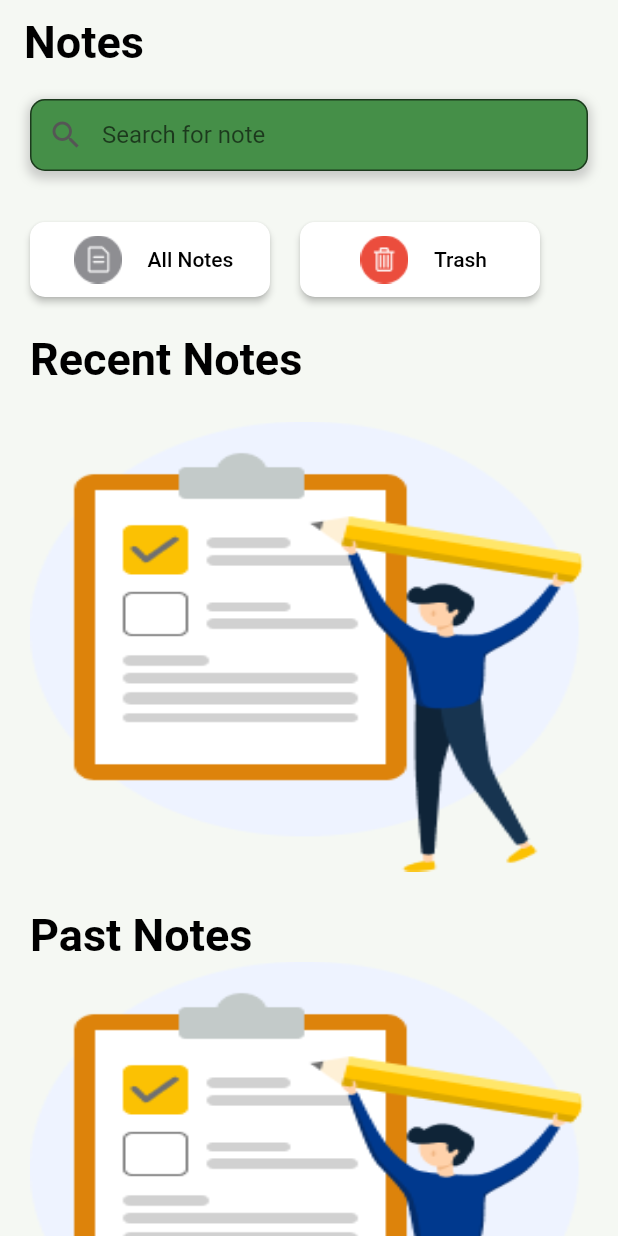
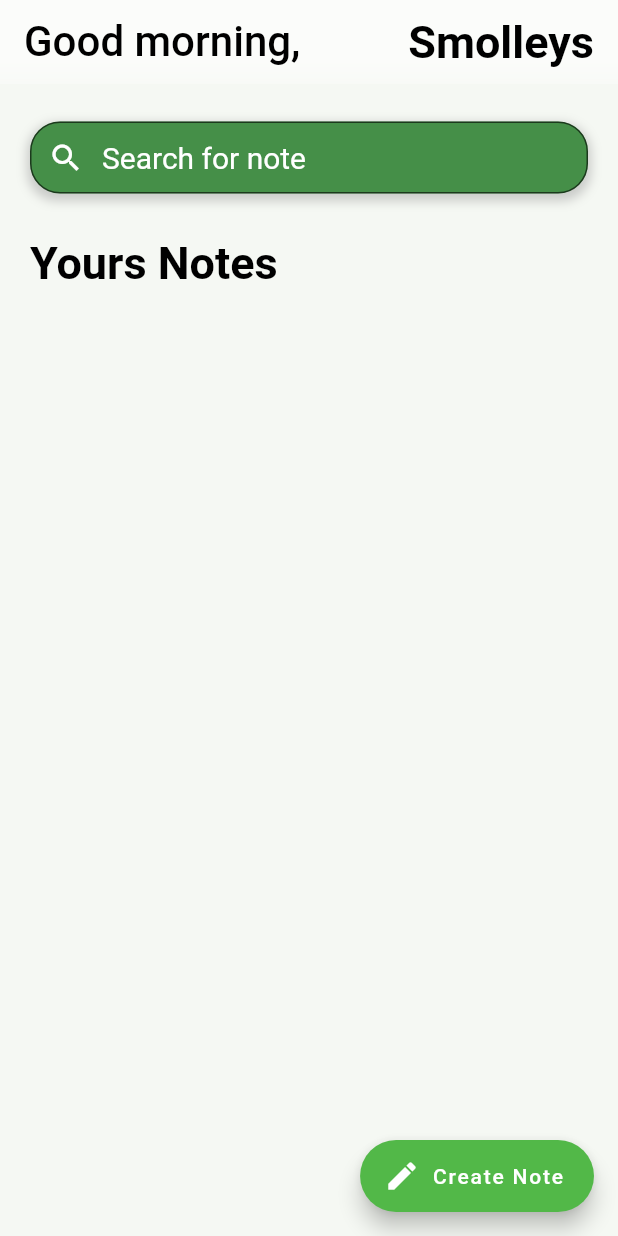
Before and after one commit to Cres-marie/NotesTaking, a Flutter app: the Home screen opened directly, on a phone screen of 412 x 824 dp. Run offline on Flutter 3.47's test engine with Material 2 defaults, Android fonts, the phone set to English and light mode, and no system bars; our stand-ins replace awesome_notifications, flutter_local_notifications, google_fonts, math_expressions, sqflite, table_calendar and 1 more; accounts and stored records are empty; Roboto replaces fonts that are missing (Bubblegum Sans).

Commit message:
Update home.dart

```diff
--- a/lib/screens/home.dart
+++ b/lib/screens/home.dart
@@ -16,42 +16,88 @@ class Home extends StatefulWidget {
 class _HomeState extends State<Home> {
   final mysql = sqlite();
   final auth = authenticate();
-  List<Map<String,dynamic>> thisweek=[];
-  List<Map<String,dynamic>> weeksago=[];
+  bool loading = false;
+  String greeting = '';
+  List<Map<String,dynamic>> notes=[];
+  List<Map<String, dynamic>> filtered_list =[];
   Future<void> getdata() async{
-    List<Map<String, dynamic>> weekAgonotes = await mysql.getdata();
-    List<Map<String, dynamic>> weeksbefore = await mysql.weeksbefore();
+    setState(()=> loading =true);
+    //await Future.delayed(Duration(seconds: 1));
+    List<Map<String, dynamic>> mynotes = await mysql.getdata();
+
     setState(() {
-      thisweek = weekAgonotes;
-      weeksago = weeksbefore;
+      notes = mynotes;
+      filtered_list = mynotes;
+    });
+    setState(()=> loading = false);
+  }
+    void _greetnigga(){
+    var hour = DateTime.now().hour;
+    if(hour<12){
+      setState(() {
+        greeting = 'Good morning,';
       });
 
+    } else if(hour<18){
+      setState(() {
+        greeting = 'Good afternoon,';
+      });
+
+    } else{
+      setState(() {
+       greeting = 'Good evening,';
+      });
+
+    }
+  }
+  void Searchevent(String query){
+  final suggestions = notes.where((note){
+      final title = note['Title'].toString().toLowerCase();
+      final body = note['notes'].toString().toLowerCase();
+      final input = query.toLowerCase();
+      return title.contains(input);
+    }).toList();
+    setState(() => filtered_list = suggestions);
   }
   @override
   void initState() {
     // TODO: implement initState
     super.initState();
     getdata();
+    _greetnigga();
   }
   @override
   Widget build(BuildContext context) {
     return Scaffold(
+      extendBodyBehindAppBar: true,
+        appBar: AppBar(
+          flexibleSpace: ClipRect(child: BackdropFilter(filter: ImageFilter.blur(sigmaX: 10, sigmaY: 10),
+          child: Container(color: Colors.transparent,),),),
+          title: Row(
+            mainAxisAlignment: MainAxisAlignment.spaceBetween,
+            children: [
+              Text(greeting, style: TextStyle(color: Colors.black, fontSize: 28),),
+              Row(
+                children: [
 
-        appBar: AppBar(
+                  Text('Smolleys', style: bheadings),
+                ],
+              ),
+            ],
+          ),
+          backgroundColor: Colors.white.withAlpha(150),
+          elevation: 0.0,
+          centerTitle: true,
+          automaticallyImplyLeading: false,
 
-          title: Text('Notes', style: bheadings),
-          backgroundColor: backgroundColor,
-          elevation: 0.0,
-
-  //centerTitle: true,
-          automaticallyImplyLeading: false,
 
         ),
 
         body: SingleChildScrollView(
-          child: Container(
-            //margin: bmargintop,
-            padding: EdgeInsets.only(right: 20, left: 20),
+        physics: BouncingScrollPhysics(parent: AlwaysScrollableScrollPhysics()),
+        scrollDirection: Axis.vertical,
+          padding:  bpadding,
+          child: SafeArea(
             child: Column(
               mainAxisAlignment: MainAxisAlignment.start,
               crossAxisAlignment: CrossAxisAlignment.start,
@@ -64,9 +110,9 @@ class _HomeState extends State<Home> {
 
                 Container(
 
-                margin: EdgeInsets.symmetric(horizontal: 0, vertical: 10),
+                margin: EdgeInsets.symmetric(horizontal: 0, vertical: 5),
                     decoration: BoxDecoration(
-                      borderRadius: BorderRadius.circular(10),
+                      borderRadius: BorderRadius.circular(20),
                       color: Colors.white,
                       boxShadow: [
                       BoxShadow(
@@ -81,17 +127,18 @@ class _HomeState extends State<Home> {
                 child: TextField(
                       //controller: search,
                       onChanged: (value){
-                        //Searchevent(value);
+                        Searchevent(value);
                       },
-
+                      style: TextStyle(color: Colors.white, fontSize: 20),
                       decoration: InputDecoration(
-                          prefixIcon: Icon(Icons.search, color: Color.fromARGB(255, 85, 86, 85),),
+                          prefixIcon: Icon(Icons.search, color: Colors.white),
                           hintText: 'Search for note',
+                          hintStyle: TextStyle(color: Colors.white),
                           filled: true,
                           //fillColor: biconcolor,
                           fillColor: Color.fromARGB(255, 69, 143, 72),
                           border: OutlineInputBorder(
-                            borderRadius: BorderRadius.circular(10),
+                            borderRadius: BorderRadius.circular(20),
                           ),
                           contentPadding: EdgeInsets.symmetric(horizontal: 10, vertical: 10),
                           focusedBorder: OutlineInputBorder(
@@ -102,86 +149,30 @@ class _HomeState extends State<Home> {
                         ),
                     ),
               ),
+          // Container(
+          //       height: 80,
+          //       decoration: BoxDecoration(
+          //         image: DecorationImage(image: AssetImage('images/started.png'), alignment: Alignment.center, fit: BoxFit.fill)
+          //       ),
+          //     ),
+                SizedBox(height: 24,),
+            Text('Yours Notes' ,style: bheadings,),
 
-                // InkWell(
-                //   onTap: () {},
-                //   child: Image.asset('images/search.png'),
-                // ),
-
-                SizedBox(height: 24,),
-
-                Row(
-                  children: [
-
-                    Container(
-                      height: 50,
-                      width: 160,
-                      child: ElevatedButton.icon(
-                        onPressed: (){},
-                        icon: Image.asset('images/notes.png', height: 50,),
-                        label: Text('All Notes', style: TextStyle(color: Colors.black),),
-                        style: ButtonStyle(
-                          backgroundColor: MaterialStateProperty.all(Colors.white),
-                          shape:MaterialStateProperty.all(
-                            RoundedRectangleBorder(
-                              borderRadius: BorderRadius.circular(10)
-                            )
-                          )
-                        ),
-                      ),
-                    ),
-
-                    SizedBox(width: 20,),
-
-                    Container(
-                      height: 50,
-                      width: 160,
-                      child: ElevatedButton.icon(
-                        onPressed: (){},
-                        icon: Image.asset('images/trash.png', height: 50,),
-                        label: Text('Trash', style: TextStyle(color: Colors.black),),
-                        style: ButtonStyle(
-                          backgroundColor: MaterialStateProperty.all(Colors.white),
-                          shape:MaterialStateProperty.all(
-                            RoundedRectangleBorder(
-                              borderRadius: BorderRadius.circular(10)
-                            )
-                          )
-                        ),
-                      ),
-                    )
-
-                  ],
-                ),
-
-                SizedBox(height: 24,),
-
-                Text('Recent Notes' ,style: bheadings,),
-                SizedBox(height: 24,),
-
-               thisweek.isEmpty?
-               Container(
-                height: 300,
-                decoration: BoxDecoration(
-                  image: DecorationImage(image: AssetImage('images/emptynote.png'), alignment: Alignment.center, fit: BoxFit.fill)
-                ),
-              ):
               SizedBox(
-                height: 200,
-                 child: Expanded(
-                 // flex: 1,
+                height: MediaQuery.of(context).size.height ,
                  child: ListView.builder(
                  // gridDelegate: SliverGridDelegateWithFixedCrossAxisCount(crossAxisCount: 2),
                   shrinkWrap: true,
-                    itemCount: thisweek.length,
-                    scrollDirection: Axis.horizontal,
+                  itemCount: filtered_list.length,
+                  scrollDirection: Axis.vertical,
+                  physics: BouncingScrollPhysics(parent: AlwaysScrollableScrollPhysics()),
                   itemBuilder: (context,index){
                     return GestureDetector(
                  onTap: () {
-                     //Navigator.push(context, MaterialPageRoute(builder: (context) => mynote(note: thisweek[index]),));
+                   Navigator.push(context, MaterialPageRoute(builder: (context) => CreateNote(note: filtered_list[index]),));
                  },
                  onLongPress: (){
-                      auth.deletenotemessage(context,thisweek[index]['_id']);
+                    auth.deletenotemessage(context,filtered_list[index]['_id'], true);
                            getdata();
                  },
                  child: Card(
@@ -192,33 +183,36 @@ class _HomeState extends State<Home> {
                    color: cardColors[index % cardColors.length],
                    elevation: 6,
 
+                   child: Container(
+                    width: 150,
+                    height: 130,
                      child: Padding(
-                        padding: EdgeInsets.all(18),
+                        padding: EdgeInsets.all(8),
                         child: Column(
+                          mainAxisAlignment: MainAxisAlignment.spaceEvenly,
                           crossAxisAlignment: CrossAxisAlignment.start,
                           children: [
                             Text(
-                              '${thisweek[index]['Title'][0].toUpperCase()}${thisweek[index]['Title'].substring(1)}',
+                              '${notes[index]['Title'][0].toUpperCase()}${filtered_list[index]['Title'].substring(1)}',
                                //thisweek[index]['Title'],
                               style: TextStyle(fontWeight: FontWeight.bold,fontSize: 20,color: Colors.black,),
                             ),
-                            Divider(height: 10, thickness: 4, color: Colors.grey),
+                            Divider(height: 10, thickness:2 ,),
                             SizedBox(height: 12),
-                            Expanded(
-                              child: Text(
-                                 thisweek[index]['notes'],
+                            Text(
+                               filtered_list[index]['notes'],
                                 maxLines: null,
                                 overflow: TextOverflow.ellipsis,
                               style: TextStyle(color: Colors.black,fontSize: 16,letterSpacing: 0.5, height: 1.2,),
                             ),
-                            ),
                             SizedBox(height: 10),
 
                             Text(
-                              thisweek[index]['time'].toString(),
+                              filtered_list[index]['time'].toString(),
                               style: TextStyle(fontSize: 12, color: Color.fromARGB(255, 36, 35, 35),letterSpacing: 0.5,),
                             ),
                           ],
+                        ),
                       ),
                    ),
 
@@ -240,77 +234,6 @@ class _HomeState extends State<Home> {
 
                   },),
                ),
-               ),
-               SizedBox(height: 25,),
-            Text('Past Notes' ,style: bheadings,),
-
-              weeksago.isEmpty?
-              Container(
-                height: 300,
-                decoration: BoxDecoration(
-                  image: DecorationImage(image: AssetImage('images/emptynote.png'), alignment: Alignment.center, fit: BoxFit.fill)
-                ),
-              )
-               :SizedBox(
-
-                height: 325,
-                 child: Expanded(
-                 // flex: 1,
-                   child: ListView.builder(
-                   // gridDelegate: SliverGridDelegateWithFixedCrossAxisCount(crossAxisCount: 2),
-                   //dragStartBehavior: DragStartDetails,
-                    shrinkWrap: true,
-                    itemCount: weeksago.length,
-                    scrollDirection: Axis.vertical,
-                    itemBuilder: (context,index){
-                      return GestureDetector(
-                   onTap: () {
-                     //Navigator.push(context, MaterialPageRoute(builder: (context) => mynote(note: weeksago[index]),));
-                   },
-                   onLongPress: (){
-                      auth.deletenotemessage(context,weeksago[index]['_id']);
-                             getdata();
-                   },
-                   child: Container(
-                     height: 150,
-                     width: 150,
-                     margin: EdgeInsets.symmetric( horizontal: 2, vertical: 5),
-                     padding: EdgeInsets.all(5),
-                     decoration: BoxDecoration(
-                       color: Colors.primaries[index % Colors.primaries.length].shade400,
-                       borderRadius: BorderRadius.circular(10),
-                       boxShadow: [BoxShadow(
-                        color: Color.fromARGB(255, 223, 211, 211),
-                        offset: Offset(0.0, 4.0),
-                        blurRadius: 6.0,
-                        ),
-                         ],
-                     ),
-                     child: Column(
-
-                       children: [
-                         ListTile(
-                           splashColor: Colors.black,
-                           style: ListTileStyle.drawer,
-                           title: Center(child: Text(weeksago[index]['time'])),
-                         ),
-                         Row(
-                           mainAxisAlignment: MainAxisAlignment.spaceBetween,
-                           children: [
-                             Text(weeksago[index]['_id'].toString(),),
-                             SizedBox(width: 30,),
-                             Expanded(child: Text(weeksago[index]['notes'],maxLines: 2, overflow: TextOverflow.ellipsis,)),
-
-                           ],
-                         ),
-                       ],
-                     ),
-                   ),
-                      );
-
-                    },),
-                 ),
-               ),
 
 
               ],
@@ -318,9 +241,26 @@ class _HomeState extends State<Home> {
             ),
           ),
 
-        )
+        ),
         //Text('Home'),
+        floatingActionButton: FloatingActionButton.extended(onPressed: () { Navigator.push(context, MaterialPageRoute(builder: (context)=> CreateNote(note: {},))); },
+        backgroundColor: Color(0xFF52B848),
 
+        icon: Icon(Icons.create),
+        label:  Text('Create Note')
+        ),
     );
   }
+  Widget buildNoteShimmer() =>  Shimmer.fromColors(
+              baseColor: Colors.black,
+              highlightColor: Colors.grey[300]!,
+              child: Container(
+              width: 150,
+              height: 110,
+              child: Padding(
+              padding: EdgeInsets.all(8),
+
+              ),
+              ),
+  );
 }
```
Lines whose indentation alone changed are shown as unchanged.
